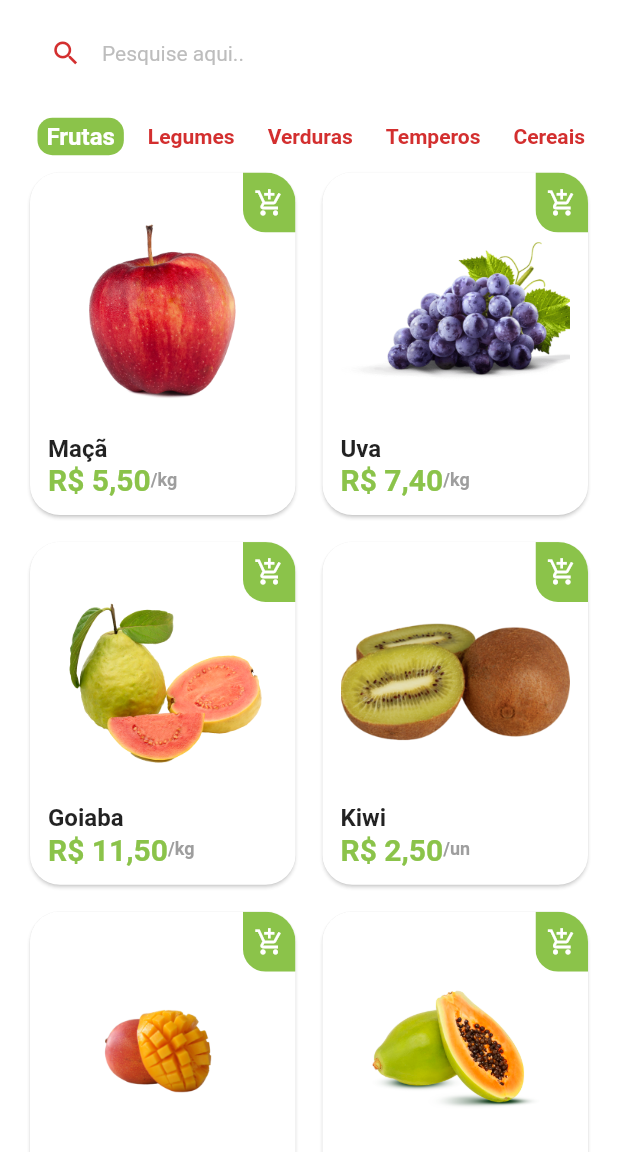
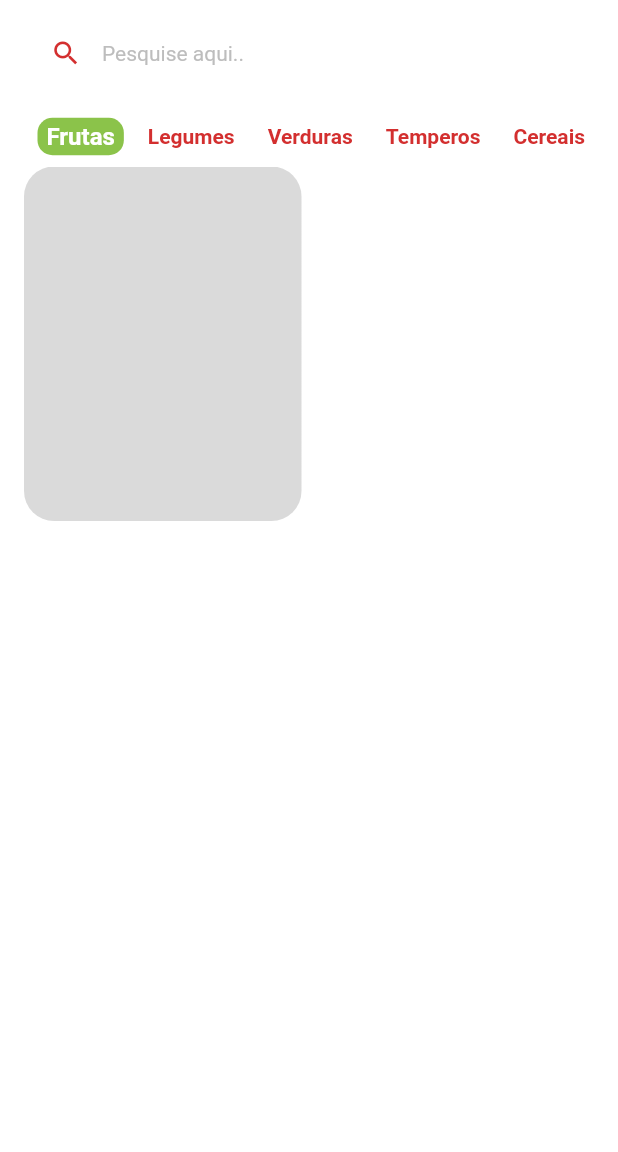
Before and after one commit to renatorv/greengrocer, a Flutter app: the HomeTab screen opened directly, on a phone screen of 412 x 824 dp, the part 84-1236 px from its top. Run offline on Flutter 3.47's test engine with Material 2 defaults, Android fonts, the phone set to English and light mode, and no system bars; drawn by our look-alikes of badges, shimmer; our stand-ins replace animated_text_kit, fluttertoast, mask_text_input_formatter, qr_flutter; missing offline and left inert: add_to_cart_animation.

Commit message:
finalizada aula 52

```diff
--- a/lib/main.dart
+++ b/lib/main.dart
@@ -1,7 +1,5 @@
 import 'package:flutter/material.dart';
-
-import 'src/pages/auth/sign_in_screen.dart';
-
+import 'package:greengrocer/src/pages/splash/splash_screen.dart';
 
 void main() {
   runApp(const MyApp());
@@ -19,7 +17,7 @@ class MyApp extends StatelessWidget {
         primarySwatch: Colors.green,
         scaffoldBackgroundColor: Colors.white.withAlpha(190),
       ),
-      home: const SignInScreen(),
+      home: const SplashScreen(),
     );
   }
 }
--- a/lib/src/pages/commom_widgets/app_name_widget.dart
+++ b/lib/src/pages/commom_widgets/app_name_widget.dart
@@ -1,23 +1,25 @@
-
-
-
 import 'package:flutter/material.dart';
 import 'package:greengrocer/src/config/custom_colors.dart';
 
 class AppNameWidget extends StatelessWidget {
+  final Color? greenTitleColor;
+  final double textSize;
   const AppNameWidget({
     Key? key,
+    this.greenTitleColor,
+    this.textSize = 30,
   }) : super(key: key);
 
   @override
   Widget build(BuildContext context) {
     return Text.rich(
       TextSpan(
-        style: const TextStyle(fontSize: 30),
+        style: TextStyle(fontSize: textSize),
         children: [
           TextSpan(
             text: 'Green',
-            style: TextStyle(color: CustomColors.customSwatchColor),
+            style: TextStyle(
+                color: greenTitleColor ?? CustomColors.customSwatchColor),
           ),
           TextSpan(
             text: 'grocer',
--- /dev/null
+++ b/lib/src/pages/commom_widgets/custom_shimmer.dart
@@ -0,0 +1,42 @@
+import 'package:flutter/material.dart';
+import 'package:shimmer/shimmer.dart';
+
+class CustomShimmer extends StatelessWidget {
+  final double height;
+  final double width;
+  final Color? baseColor;
+  final Color? highlightColor;
+  final bool isRounded;
+  final BorderRadius? borderRadius;
+
+  const CustomShimmer({
+    Key? key,
+    required this.height,
+    required this.width,
+    this.baseColor,
+    this.highlightColor,
+    this.isRounded = false,
+    this.borderRadius,
+  }) : super(key: key);
+
+  @override
+  Widget build(BuildContext context) {
+    return SizedBox(
+      width: width,
+      height: height,
+      child: Shimmer.fromColors(
+        baseColor: baseColor ?? Colors.grey.shade800,
+        highlightColor: highlightColor ?? Colors.grey.shade500,
+        child: Container(
+          decoration: BoxDecoration(
+            color: Colors.white.withAlpha(50),
+            borderRadius: borderRadius ??
+                BorderRadius.circular(
+                  isRounded ? height / 2 : 0,
+                ),
+          ),
+        ),
+      ),
+    );
+  }
+}
--- a/lib/src/pages/home/home_tab.dart
+++ b/lib/src/pages/home/home_tab.dart
@@ -3,9 +3,11 @@ import 'package:add_to_cart_animation/add_to_cart_icon.dart';
 import 'package:badges/badges.dart';
 import 'package:flutter/material.dart';
 import 'package:greengrocer/src/config/custom_colors.dart';
+import 'package:greengrocer/src/pages/commom_widgets/custom_shimmer.dart';
 import 'package:greengrocer/src/pages/home/components/item_tile.dart';
 import 'package:greengrocer/src/services/utils_services.dart';
 
+import '../commom_widgets/app_name_widget.dart';
 import 'components/category_tile.dart';
 
 import 'package:greengrocer/src/config/app_data.dart' as app_data;
@@ -32,6 +34,8 @@ class _HomeTabState extends State<HomeTab> {
 
   final UtilsServices utilsServices = UtilsServices();
 
+  bool isLoading = false;
+
   @override
   Widget build(BuildContext context) {
     return Scaffold(
@@ -40,7 +44,7 @@ class _HomeTabState extends State<HomeTab> {
         elevation: 0,
         backgroundColor: Colors.transparent,
         centerTitle: true,
-        title: AppNameWidget(),
+        title: const AppNameWidget(),
         actions: [
           Padding(
             padding: const EdgeInsets.only(top: 15, right: 15),
@@ -127,10 +131,12 @@ class _HomeTabState extends State<HomeTab> {
             ),
             // Grid
             Expanded(
-              child: GridView.builder(
+              child: isLoading
+                  ? GridView.builder(
                       padding: const EdgeInsets.fromLTRB(16, 0, 16, 16),
                       physics: const BouncingScrollPhysics(),
-                gridDelegate: const SliverGridDelegateWithFixedCrossAxisCount(
+                      gridDelegate:
+                          const SliverGridDelegateWithFixedCrossAxisCount(
                         crossAxisCount: 2,
                         mainAxisSpacing: 10,
                         crossAxisSpacing: 10,
@@ -143,6 +149,21 @@ class _HomeTabState extends State<HomeTab> {
                         );
                       },
                       itemCount: app_data.items.length,
+                    )
+                  : GridView.count(
+                      padding: const EdgeInsets.fromLTRB(16, 0, 16, 16),
+                      physics: const BouncingScrollPhysics(),
+                      crossAxisCount: 2,
+                      mainAxisSpacing: 10,
+                      crossAxisSpacing: 10,
+                      childAspectRatio: 9 / 11.5,
+                      children: [
+                        CustomShimmer(
+                          height: double.infinity,
+                          width: double.infinity,
+                          borderRadius: BorderRadius.circular(20),
+                        ),
+                      ],
                     ),
             ),
           ],
@@ -151,28 +172,3 @@ class _HomeTabState extends State<HomeTab> {
     );
   }
 }
-
-class AppNameWidget extends StatelessWidget {
-  const AppNameWidget({
-    Key? key,
-  }) : super(key: key);
-
-  @override
-  Widget build(BuildContext context) {
-    return Text.rich(
-      TextSpan(
-        style: const TextStyle(fontSize: 30),
-        children: [
-          TextSpan(
-            text: 'Green',
-            style: TextStyle(color: CustomColors.customSwatchColor),
-          ),
-          TextSpan(
-            text: 'grocer',
-            style: TextStyle(color: CustomColors.customContrastColor),
-          ),
-        ],
-      ),
-    );
-  }
-}
--- a/pubspec.yaml
+++ b/pubspec.yaml
@@ -41,6 +41,7 @@ dependencies:
   qr_flutter: ^4.0.0
   add_to_cart_animation: ^0.0.7
   fluttertoast: ^8.0.8
+  shimmer:
 
 dev_dependencies:
   flutter_test:
```
Also changed, not shown: lib/src/pages/auth/sign_in_screen.dart (+28 -21 lines), lib/src/pages/splash/splash_screen.dart (added, +58 -0 lines), pubspec.lock, 7 other files. Lines whose indentation alone changed are shown as unchanged.
